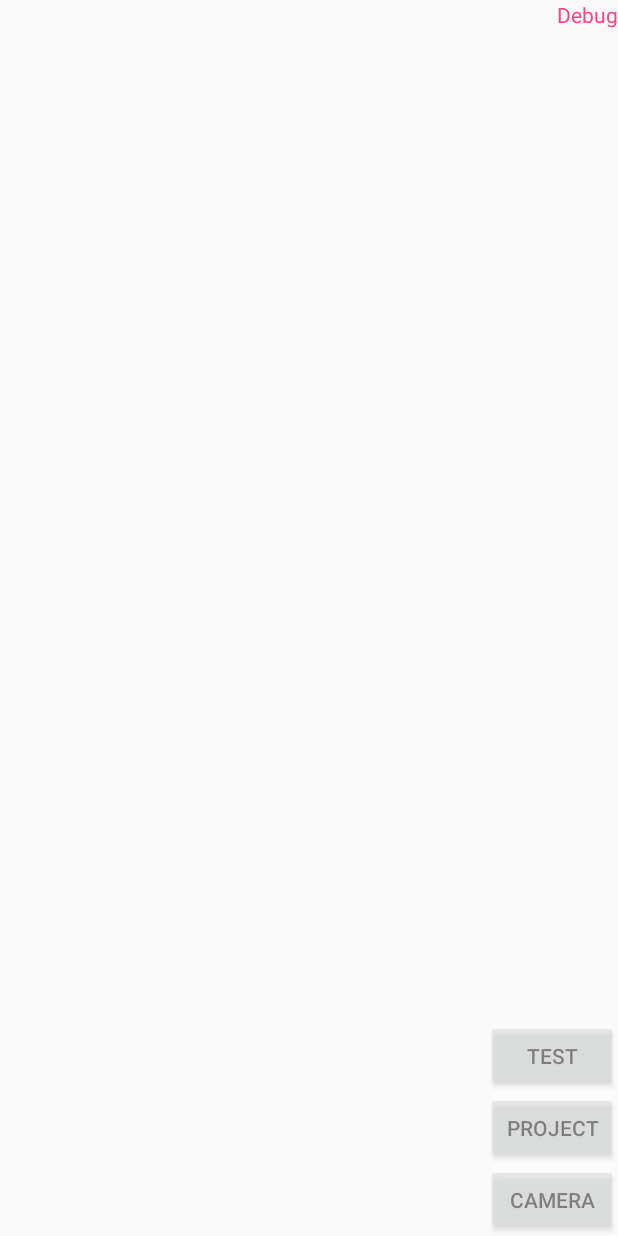
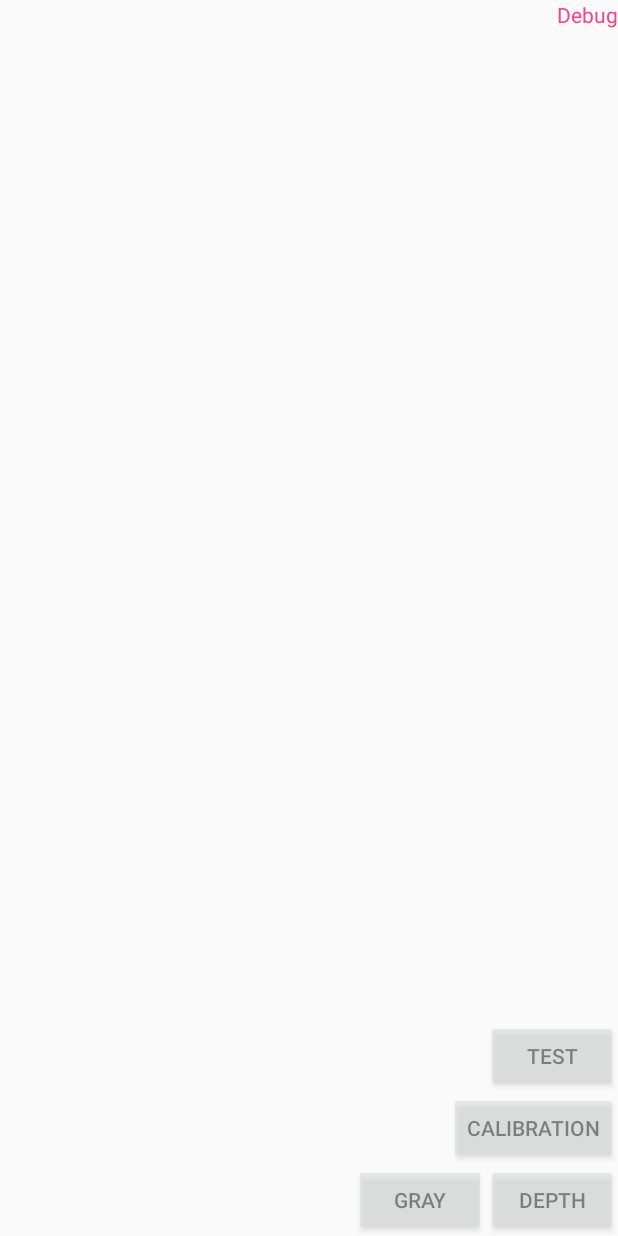
Before and after one commit to elfslmn/ProjectorCameraCalibrator, an Android app: the layout activity_main.xml on its own in the app's theme, with its tools: preview values and no code run, on a phone screen of 412 x 824 dp. Run offline under Robolectric (Android 15) with nearby library versions, the phone set to English and light mode, and no system bars.

Commit message:
arrange java part - shift-based calibration is working now

```diff
--- a/app/src/main/res/layout/activity_main.xml
+++ b/app/src/main/res/layout/activity_main.xml
@@ -14,56 +14,65 @@
         android:layout_centerVertical="true" />
 
     <Button
-        android:id="@+id/buttonCamera"
+        android:id="@+id/buttonDepth"
         android:layout_width="wrap_content"
         android:layout_height="wrap_content"
         android:layout_alignParentBottom="true"
         android:layout_alignParentEnd="true"
         android:layout_alignParentRight="true"
         android:alpha="0.5"
-        android:text="Camera" />
+        android:text="Depth" />
 
     <Button
-        android:id="@+id/buttonProject"
+        android:id="@+id/buttonGray"
         android:layout_width="wrap_content"
         android:layout_height="wrap_content"
-        android:layout_above="@+id/buttonCamera"
+        android:layout_alignParentBottom="true"
+        android:layout_toStartOf="@+id/buttonDepth"
+        android:alpha="0.5"
+        android:text="Gray" />
+
+    <Button
+        android:id="@+id/buttonCalib"
+        android:layout_width="wrap_content"
+        android:layout_height="wrap_content"
+        android:layout_above="@+id/buttonDepth"
         android:layout_alignParentEnd="true"
         android:layout_alignParentRight="true"
         android:alpha="0.5"
-        android:text="Project" />
+        android:text="Calibration" />
 
     <Button
         android:id="@+id/buttonAdd"
         android:layout_width="wrap_content"
         android:layout_height="wrap_content"
-        android:layout_alignBaseline="@+id/buttonProject"
-        android:layout_alignBottom="@+id/buttonProject"
-        android:layout_toStartOf="@+id/buttonCamera"
+        android:layout_alignBaseline="@+id/buttonCalib"
+        android:layout_alignBottom="@+id/buttonCalib"
+        android:layout_toStartOf="@+id/buttonCalib"
         android:alpha="0.5"
         android:text="Add"
         android:visibility="gone"/>
 
     <Button
-        android:id="@+id/buttonCalib"
+        android:id="@+id/buttonCalc"
         android:layout_width="wrap_content"
         android:layout_height="wrap_content"
         android:layout_alignBaseline="@+id/buttonAdd"
         android:layout_alignBottom="@+id/buttonAdd"
         android:layout_toStartOf="@+id/buttonAdd"
         android:alpha="0.5"
-        android:text="Calibrate"
+        android:text="Calculate"
         android:visibility="gone" />
 
     <Button
         android:id="@+id/buttonTest"
         android:layout_width="wrap_content"
         android:layout_height="wrap_content"
-        android:layout_above="@+id/buttonProject"
+        android:layout_above="@+id/buttonCalib"
         android:layout_alignParentEnd="true"
         android:layout_alignParentRight="true"
         android:alpha="0.5"
-        android:text="TEST" />
+        android:text="Test" />
 
     <TextView
         android:id="@+id/textViewDebug"
```
Also changed, not shown: app/src/main/java/com/esalman17/calibrator/MainActivity.java (+114 -109 lines), app/src/main/res/drawable/pattern.png (added), 5 other files.
